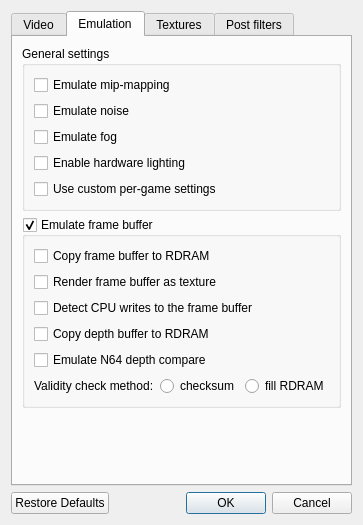
Qt form src/GLideNUI/configDialog.ui (gonetz/GLideN64) before a commit.
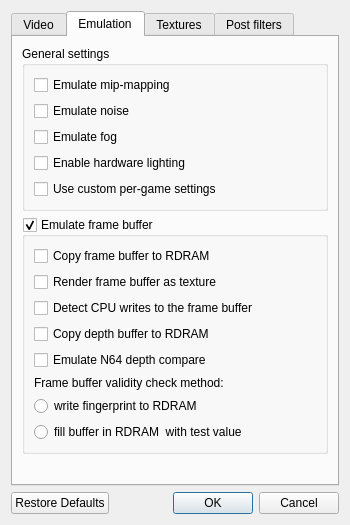
The same form after that commit. The open tabs and pages were chosen to show the change. Icons and pictures are not drawn.

Commit message: Impelent new fb validity check method: copy RDRAM content to a buffer and compare by content.

```diff
--- a/src/GLideNUI/configDialog.ui
+++ b/src/GLideNUI/configDialog.ui
@@ -704,24 +704,24 @@
            </widget>
           </item>
           <item>
-           <layout class="QHBoxLayout" name="horizontalLayout_10">
+           <layout class="QVBoxLayout" name="verticalLayout_9">
             <item>
              <widget class="QLabel" name="label_24">
               <property name="toolTip">
                <string>&lt;html&gt;&lt;head/&gt;&lt;body&gt;&lt;p&gt;&lt;span style=&quot; font-weight:600;&quot;&gt;Frame buffer validity check:&lt;/span&gt;&lt;/p&gt;&lt;p&gt;For hardware frame buffer emulation it is essential to know that hardware frame buffer is still valid and can be used as texture. Frame buffer validity means that corresponded area in RDRAM is still used for that buffer. Plugin checks RDRAM context for changes before use of hardware buffer. There are two methods to check RDRAM context:&lt;/p&gt;&lt;p&gt;1. Checksum calculation. Plugin calculates checksum of RDRAM area for allocated frame buffer. Checksum change means that frame buffer is not valid. This method is harmless, but it is incompatible with some games, e.g. Mario Tennis. &lt;/p&gt;&lt;p&gt;2. Fill RDRAM. Plugin fills RDRAM area for allocated frame buffer with some color. Frame buffer is valid until all pixels inside the area are the same. This method is faster that the first one, but it may cause emulator's crash if actual frame buffer bounds are less than the ones detected by the plugin. &lt;/p&gt;&lt;p&gt;[Recommended: Checksum calculation]&lt;/p&gt;&lt;/body&gt;&lt;/html&gt;</string>
               </property>
               <property name="text">
-               <string>Validity check method:</string>
+               <string>Frame buffer validity check method:</string>
               </property>
              </widget>
             </item>
             <item>
-             <widget class="QRadioButton" name="checksumRadioButton">
+             <widget class="QRadioButton" name="validityMethodFingerprintRadioButton">
               <property name="toolTip">
                <string>&lt;html&gt;&lt;head/&gt;&lt;body&gt;&lt;p&gt;&lt;span style=&quot; font-weight:600;&quot;&gt;Frame buffer validity check:&lt;/span&gt;&lt;/p&gt;&lt;p&gt;For hardware, frame buffer emulation it is essential to know that hardware frame buffer is still valid and can be used as texture. Frame buffer validity means that corresponded area in RDRAM is still used for that buffer. Plugin checks RDRAM context for changes before use of hardware buffer. There are two methods to check RDRAM context:&lt;/p&gt;&lt;p&gt;1. Checksum calculation. Plugin calculates checksum of RDRAM area for allocated frame buffer. Checksum change means that frame buffer is not valid. This method is harmless, but it is incompatible with some games, e.g. Mario Tennis. &lt;/p&gt;&lt;p&gt;2. Fill RDRAM. Plugin fills RDRAM area for allocated frame buffer with some color. Frame buffer is valid until all pixels inside the area are the same. This method is faster that the first one, but it may cause emulator's crash if actual frame buffer bounds are less than the ones detected by the plugin. &lt;/p&gt;&lt;p&gt;[Recommended: Checksum calculation]&lt;/p&gt;&lt;/body&gt;&lt;/html&gt;</string>
               </property>
               <property name="text">
-               <string>checksum</string>
+               <string>write fingerprint to RDRAM</string>
               </property>
               <attribute name="buttonGroup">
                <string notr="true">validityCheckMethodButtonGroup</string>
@@ -729,12 +729,12 @@
              </widget>
             </item>
             <item>
-             <widget class="QRadioButton" name="fillRdramRadioButton">
+             <widget class="QRadioButton" name="validityMethodFillRadioButton">
               <property name="toolTip">
                <string>&lt;html&gt;&lt;head/&gt;&lt;body&gt;&lt;p&gt;&lt;span style=&quot; font-weight:600;&quot;&gt;Frame buffer validity check:&lt;/span&gt;&lt;/p&gt;&lt;p&gt;For hardware, frame buffer emulation it is essential to know that hardware frame buffer is still valid and can be used as texture. Frame buffer validity means that corresponded area in RDRAM is still used for that buffer. Plugin checks RDRAM context for changes before use of hardware buffer. There are two methods to check RDRAM context:&lt;/p&gt;&lt;p&gt;1. Checksum calculation. Plugin calculates checksum of RDRAM area for allocated frame buffer. Checksum change means that frame buffer is not valid. This method is harmless, but it is incompatible with some games, e.g. Mario Tennis. &lt;/p&gt;&lt;p&gt;2. Fill RDRAM. Plugin fills RDRAM area for allocated frame buffer with some color. Frame buffer is valid until all pixels inside the area are the same. This method is faster that the first one, but it may cause emulator's crash if actual frame buffer bounds are less than the ones detected by the plugin. &lt;/p&gt;&lt;p&gt;[Recommended: Checksum calculation]&lt;/p&gt;&lt;/body&gt;&lt;/html&gt;</string>
               </property>
               <property name="text">
-               <string>fill RDRAM</string>
+               <string>fill buffer in RDRAM  with test value</string>
               </property>
               <attribute name="buttonGroup">
                <string notr="true">validityCheckMethodButtonGroup</string>
```
Left out of the diff: 22 changed lines with no effect on the pictures. The commit also changes 7 other files.
